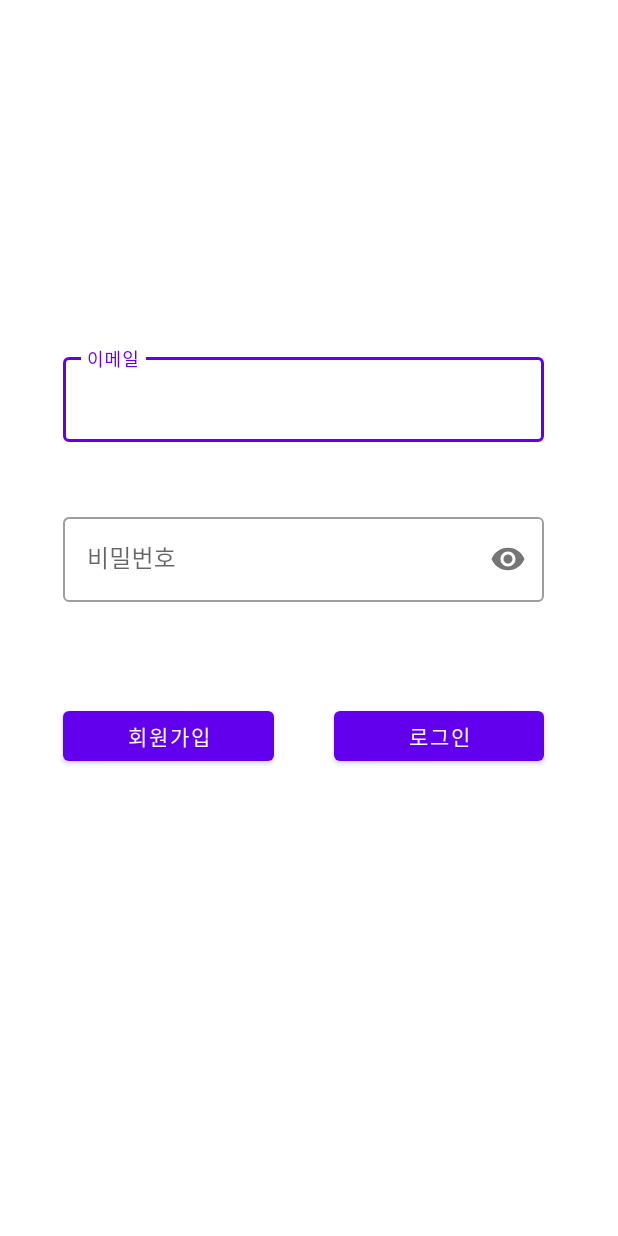
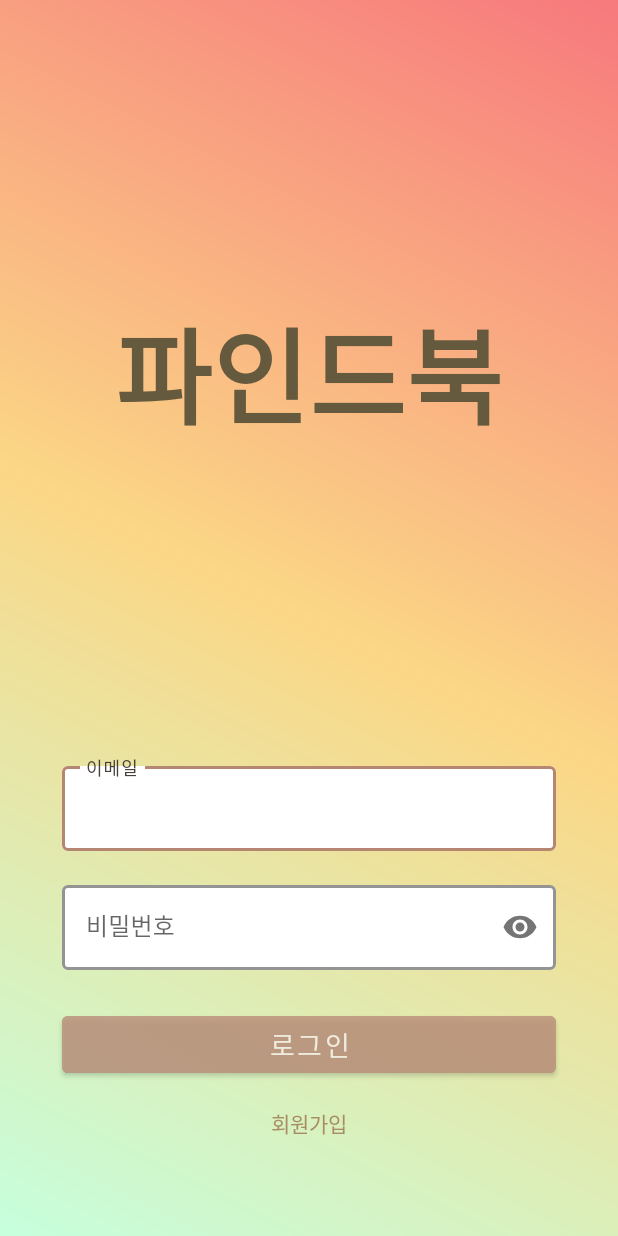
Before and after one commit to gkfkatkfka/finalTest_real2, an Android app: the screen it shows after launch (MainActivity), on a phone screen of 412 x 824 dp. Run offline under Robolectric (Android 15) with nearby library versions, the phone set to English and light mode, and no system bars.

Commit message:
로그인 ui 완성

```diff
--- a/app/src/main/java/com/inhatc/finaltest/MainActivity.java
+++ b/app/src/main/java/com/inhatc/finaltest/MainActivity.java
@@ -16,6 +16,7 @@ import android.os.Bundle;
 import android.view.View;
 import android.widget.Button;
 import android.widget.FrameLayout;
+import android.widget.TextView;
 import android.widget.Toast;
 
 import com.google.android.material.textfield.TextInputEditText;
@@ -24,7 +25,9 @@ import com.google.android.material.textfield.TextInputLayout;
 public class MainActivity extends AppCompatActivity implements View.OnClickListener {
     // 버튼 정의
     private Button btnLogin;
-    private Button btnJoin;
+
+    // 회원가입 텍스트 정의
+    private TextView txtJoin;
 
     // txt 정의
     private TextInputEditText loginID;
@@ -48,7 +51,6 @@ public class MainActivity extends AppCompatActivity implements View.OnClickListe
 
         // 버튼 연결
         btnLogin = (Button) findViewById(R.id.btnLogin);
-        btnJoin = (Button) findViewById(R.id.btnJoin);
 
         // 텍스트 연결
         loginID = (TextInputEditText) findViewById(R.id.loginID);
@@ -58,15 +60,17 @@ public class MainActivity extends AppCompatActivity implements View.OnClickListe
         inputEmail = (TextInputLayout) findViewById(R.id.textInputLayout3);
         inputPW = (TextInputLayout) findViewById(R.id.textInputLayout4);
 
+        txtJoin=(TextView)findViewById(R.id.txtJoin);
+
         // 이벤트 핸들러 작성
         btnLogin.setOnClickListener(this);
-        btnJoin.setOnClickListener(this);
+        txtJoin.setOnClickListener(this);
 
         /*DB 관련*/
         // 디비 생성
         try {
             myDB=this.openOrCreateDatabase(DBNAME,MODE_PRIVATE,null);
-            Toast.makeText(this,"데이터베이스 생성", Toast.LENGTH_LONG).show();
+           //Toast.makeText(this,"데이터베이스 생성", Toast.LENGTH_LONG).show();
         }catch (Exception e){
             e.printStackTrace();
         }
@@ -78,7 +82,7 @@ public class MainActivity extends AppCompatActivity implements View.OnClickListe
         email = loginID.getText().toString();
         pw = loginPW.getText().toString();
 
-        if (v == btnJoin) { // join 화면
+        if (v == txtJoin) { // join 화면
             Intent joinIntent = new Intent(MainActivity.this, JoinActivity.class);
             startActivity(joinIntent);
         } else if (v == btnLogin) { // login 화면
--- a/app/src/main/java/com/inhatc/finaltest/VPAdapter.java
+++ b/app/src/main/java/com/inhatc/finaltest/VPAdapter.java
@@ -18,9 +18,11 @@ public class VPAdapter extends FragmentPagerAdapter {
         items.add(new FragmentMap());
         items.add(new InfoFragment());
 
+
         itext.add("검색");
         itext.add("지도");
         itext.add("내 정보");
+
     }
     @Override
     public CharSequence getPageTitle(int position) {
--- /dev/null
+++ b/app/src/main/res/drawable/background_gra.xml
@@ -0,0 +1,10 @@
+<?xml version="1.0" encoding="utf-8"?>
+<shape xmlns:android="http://schemas.android.com/apk/res/android">
+    <gradient
+        android:angle="45"
+    android:type="linear"
+    android:startColor="#C6FFDD"
+    android:centerColor="#FBD786"
+    android:endColor="#f7797d"/>
+
+</shape>
--- /dev/null
+++ b/app/src/main/res/drawable/textview_boler.xml
@@ -0,0 +1,6 @@
+<?xml version="1.0" encoding="utf-8"?>
+<shape xmlns:android="http://schemas.android.com/apk/res/android">
+    <stroke
+        android:width="2dp"
+        android:color="#000000" />
+</shape>
--- a/app/src/main/res/layout/activity_main.xml
+++ b/app/src/main/res/layout/activity_main.xml
@@ -4,42 +4,43 @@
     xmlns:tools="http://schemas.android.com/tools"
     android:layout_width="match_parent"
     android:layout_height="match_parent"
+    android:background="@drawable/background_gra"
     tools:context=".MainActivity">
 
-    <Button
-        android:id="@+id/btnLogin"
-        android:layout_width="0dp"
-        android:layout_height="45dp"
-        android:layout_marginEnd="49dp"
-        android:layout_marginBottom="288dp"
-        android:text="로그인"
-        app:layout_constraintBottom_toBottomOf="parent"
+    <TextView
+        android:id="@+id/appName2"
+        android:layout_width="wrap_content"
+        android:layout_height="wrap_content"
+        android:layout_marginTop="188dp"
+        android:layout_marginBottom="196dp"
+        android:fontFamily="@font/cafe24ssurroundair"
+        android:text="파인드북"
+        android:textColor="#655a3e"
+        android:textSize="70dp"
+        android:textStyle="bold"
+        app:layout_constraintBottom_toTopOf="@+id/textInputLayout3"
         app:layout_constraintEnd_toEndOf="parent"
-        app:layout_constraintStart_toEndOf="@+id/btnJoin"
-        app:layout_constraintTop_toBottomOf="@+id/textInputLayout4" />
-
-    <Button
-        android:id="@+id/btnJoin"
-        android:layout_width="0dp"
-        android:layout_height="45dp"
-        android:layout_marginStart="42dp"
-        android:layout_marginEnd="40dp"
-        android:text="회원가입"
-        app:layout_constraintBaseline_toBaselineOf="@+id/btnLogin"
-        app:layout_constraintEnd_toStartOf="@+id/btnLogin"
-        app:layout_constraintStart_toStartOf="parent" />
+        app:layout_constraintStart_toStartOf="parent"
+        app:layout_constraintTop_toTopOf="parent" />
 
     <com.google.android.material.textfield.TextInputLayout
         android:id="@+id/textInputLayout3"
         style="@style/Widget.MaterialComponents.TextInputLayout.OutlinedBox"
         android:layout_width="0dp"
         android:layout_height="wrap_content"
-        android:layout_marginTop="210dp"
-        android:layout_marginBottom="22dp"
+        android:layout_marginStart="41dp"
+        android:layout_marginEnd="41dp"
+        android:layout_marginBottom="8dp"
+        app:boxBackgroundColor="#FFFFFF"
+        app:boxStrokeColor="#B58772"
+        app:boxStrokeErrorColor="#f7797d"
+        app:boxStrokeWidth="2dp"
+        app:errorTextColor="#9f3f42"
+        app:hintTextColor="#473F3B"
         app:layout_constraintBottom_toTopOf="@+id/textInputLayout4"
-        app:layout_constraintEnd_toEndOf="@+id/textInputLayout4"
-        app:layout_constraintStart_toStartOf="@+id/textInputLayout4"
-        app:layout_constraintTop_toTopOf="parent">
+        app:layout_constraintEnd_toEndOf="parent"
+        app:layout_constraintStart_toStartOf="parent"
+        app:layout_constraintTop_toBottomOf="@+id/appName2">
 
         <com.google.android.material.textfield.TextInputEditText
             android:id="@+id/loginID"
@@ -54,10 +55,18 @@
         style="@style/Widget.MaterialComponents.TextInputLayout.OutlinedBox"
         android:layout_width="0dp"
         android:layout_height="wrap_content"
-        android:layout_marginBottom="44dp"
+        android:layout_marginStart="41dp"
+        android:layout_marginEnd="41dp"
+        android:layout_marginBottom="16dp"
+        app:boxBackgroundColor="#FFFFFF"
+        app:boxStrokeColor="#B58772"
+        app:boxStrokeWidth="2dp"
+        app:hintTextColor="#473F3B"
+        app:boxStrokeErrorColor="#f7797d"
+        app:errorTextColor="#9f3f42"
         app:layout_constraintBottom_toTopOf="@+id/btnLogin"
-        app:layout_constraintEnd_toEndOf="@+id/btnLogin"
-        app:layout_constraintStart_toStartOf="@+id/btnJoin"
+        app:layout_constraintEnd_toEndOf="parent"
+        app:layout_constraintStart_toStartOf="parent"
         app:layout_constraintTop_toBottomOf="@+id/textInputLayout3"
         app:passwordToggleEnabled="true">
 
@@ -69,4 +78,36 @@
             android:inputType="textPassword" />
     </com.google.android.material.textfield.TextInputLayout>
 
+    <Button
+        android:id="@+id/btnLogin"
+        android:layout_width="0dp"
+        android:layout_height="50dp"
+        android:layout_marginStart="41dp"
+        android:layout_marginEnd="41dp"
+        android:layout_marginBottom="8dp"
+        android:alpha="0.8"
+        android:backgroundTint="#BC8F7B"
+        android:fontFamily="@font/ng_bold"
+        android:text="로그인"
+        android:textColor="#FDF6EF"
+        android:textSize="18dp"
+        app:layout_constraintBottom_toTopOf="@+id/txtJoin"
+        app:layout_constraintEnd_toEndOf="parent"
+        app:layout_constraintStart_toStartOf="parent"
+        app:layout_constraintTop_toBottomOf="@+id/textInputLayout4" />
+
+    <TextView
+        android:id="@+id/txtJoin"
+        android:layout_width="wrap_content"
+        android:layout_height="wrap_content"
+        android:layout_marginBottom="56dp"
+        android:fontFamily="@font/ng_bold"
+        android:text="회원가입"
+        android:textColor="#A88D64"
+        android:textSize="14dp"
+        app:layout_constraintBottom_toBottomOf="parent"
+        app:layout_constraintEnd_toEndOf="parent"
+        app:layout_constraintStart_toStartOf="parent"
+        app:layout_constraintTop_toBottomOf="@+id/btnLogin" />
+
 </androidx.constraintlayout.widget.ConstraintLayout>
--- a/app/src/main/res/layout/activity_tab.xml
+++ b/app/src/main/res/layout/activity_tab.xml
@@ -33,4 +33,5 @@
         android:id="@+id/viewpager"
         android:layout_width="match_parent"
         android:layout_height="match_parent" />
+
 </LinearLayout>
--- a/app/src/main/res/values/colors.xml
+++ b/app/src/main/res/values/colors.xml
@@ -7,5 +7,4 @@
     <color name="teal_700">#FF018786</color>
     <color name="black">#FF000000</color>
     <color name="white">#FFFFFFFF</color>
-
 </resources>
--- a/app/src/main/res/values/dimens.xml
+++ b/app/src/main/res/values/dimens.xml
@@ -5,4 +5,5 @@
     <dimen name="appbar_padding">16dp</dimen>
     <dimen name="fab_margin">16dp</dimen>
     <dimen name="appbar_padding_top">8dp</dimen>
+    <dimen name="text_margin">16dp</dimen>
 </resources>
--- a/app/src/main/res/values/themes.xml
+++ b/app/src/main/res/values/themes.xml
@@ -10,7 +10,7 @@
         <item name="colorSecondaryVariant">@color/teal_700</item>
         <item name="colorOnSecondary">@color/black</item>
         <!-- Status bar color. -->
-        <item name="android:statusBarColor" tools:targetApi="l">#E2DFD8</item>
+        <item name="android:statusBarColor" tools:targetApi="l">#FBD786</item>
         <!-- Customize your theme here. -->
         <!--위의 바 색깔 바꿔주는거-->
 
```
Also changed, not shown: app/build.gradle (+2 -8 lines), app/src/main/java/com/inhatc/finaltest/ListFragment.java (deleted, +0 -68 lines), app/src/main/res/font/nanum_font.xml (added, +17 -0 lines), app/src/main/res/layout/activity_intro.xml (+24 -10 lines), app/src/main/res/layout/fragment_list.xml (deleted, +0 -15 lines), app/src/main/res/drawable/back.png (added), app/src/main/res/drawable/book.png (added), 3 other files.
